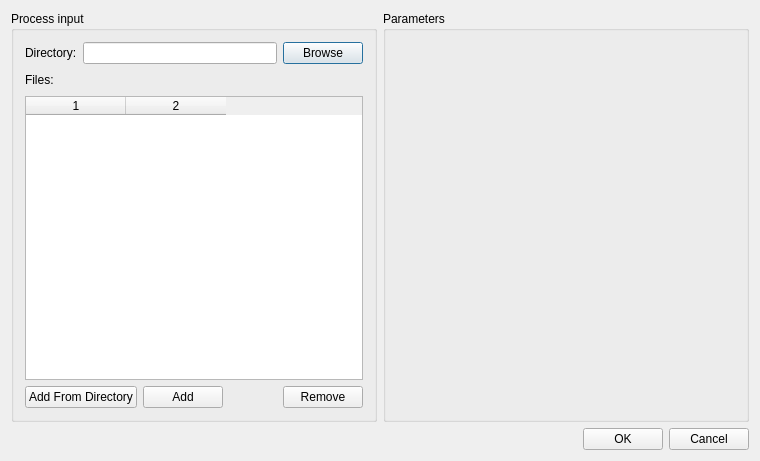
Old version of the form src/AnyWave/Batch/AwAddEditBatchDialog.ui in the repository HIP-infrastructure/anywave-code.
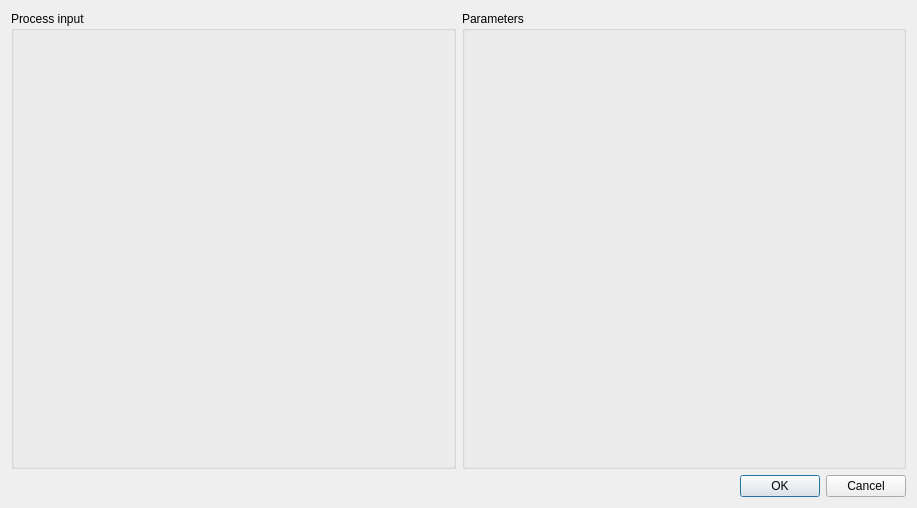
New version of the form. Icons and pictures are not drawn.

Commit message: Batch UI again : new feature : several input keys to cycle around several list of files.

```diff
--- a/src/AnyWave/Batch/AwAddEditBatchDialog.ui
+++ b/src/AnyWave/Batch/AwAddEditBatchDialog.ui
@@ -6,8 +6,8 @@
    <rect>
     <x>0</x>
     <y>0</y>
-    <width>760</width>
-    <height>461</height>
+    <width>917</width>
+    <height>508</height>
    </rect>
   </property>
   <property name="windowTitle">
@@ -19,123 +19,13 @@
   </property>
   <layout class="QVBoxLayout" name="verticalLayout_2">
    <item>
-    <layout class="QHBoxLayout" name="horizontalLayout_3" stretch="0,0">
+    <layout class="QHBoxLayout" name="horizontalLayout_3" stretch="1,1">
      <item>
       <widget class="QGroupBox" name="groupBox">
        <property name="title">
         <string>Process input</string>
        </property>
-       <layout class="QVBoxLayout" name="verticalLayout">
-        <item>
-         <layout class="QHBoxLayout" name="horizontalLayout">
-          <item>
-           <widget class="QLabel" name="labelDir">
-            <property name="text">
-             <string>Directory:</string>
-            </property>
-           </widget>
-          </item>
-          <item>
-           <widget class="QLineEdit" name="editDir"/>
-          </item>
-          <item>
-           <widget class="QPushButton" name="buttonBrowseDir">
-            <property name="text">
-             <string>Browse</string>
-            </property>
-           </widget>
-          </item>
-         </layout>
-        </item>
-        <item>
-         <layout class="QGridLayout" name="gridLayoutFiles">
-          <item row="2" column="0">
-           <widget class="QPushButton" name="buttonAddFromDir">
-            <property name="toolTip">
-             <string>Click to pick a root directory</string>
-            </property>
-            <property name="text">
-             <string>Add From Directory</string>
-            </property>
-           </widget>
-          </item>
-          <item row="2" column="1">
-           <widget class="QPushButton" name="buttonAddFiles">
-            <property name="toolTip">
-             <string>Click to add files</string>
-            </property>
-            <property name="text">
-             <string>Add</string>
-            </property>
-           </widget>
-          </item>
-          <item row="2" column="3">
-           <widget class="QPushButton" name="pushButton">
-            <property name="toolTip">
-             <string>Remove selected filles</string>
-            </property>
-            <property name="text">
-             <string>Remove</string>
-            </property>
-           </widget>
-          </item>
-          <item row="0" column="0">
-           <widget class="QLabel" name="labelFiles">
-            <property name="text">
-             <string>Files:</string>
-            </property>
-           </widget>
-          </item>
-          <item row="0" column="1">
-           <spacer name="horizontalSpacer">
-            <property name="orientation">
-             <enum>Qt::Horizontal</enum>
-            </property>
-            <property name="sizeHint" stdset="0">
-             <size>
-              <width>40</width>
-              <height>20</height>
-             </size>
-            </property>
-           </spacer>
-          </item>
-          <item row="1" column="0" colspan="4">
-           <widget class="QTableWidget" name="tableWidget">
-            <property name="editTriggers">
-             <set>QAbstractItemView::NoEditTriggers</set>
-            </property>
-            <property name="alternatingRowColors">
-             <bool>true</bool>
-            </property>
-            <property name="selectionMode">
-             <enum>QAbstractItemView::MultiSelection</enum>
-            </property>
-            <property name="selectionBehavior">
-             <enum>QAbstractItemView::SelectRows</enum>
-            </property>
-            <property name="columnCount">
-             <number>2</number>
-            </property>
-            <column/>
-            <column/>
-           </widget>
-          </item>
-          <item row="2" column="2">
-           <spacer name="horizontalSpacer_3">
-            <property name="orientation">
-             <enum>Qt::Horizontal</enum>
-            </property>
-            <property name="sizeHint" stdset="0">
-             <size>
-              <width>40</width>
-              <height>20</height>
-             </size>
-            </property>
-           </spacer>
-          </item>
-         </layout>
-        </item>
-       </layout>
+       <layout class="QVBoxLayout" name="verticalLayout"/>
       </widget>
      </item>
      <item>
```
Left out of the diff: 66 changed lines with no effect on the pictures. The commit also changes 19 other files.
